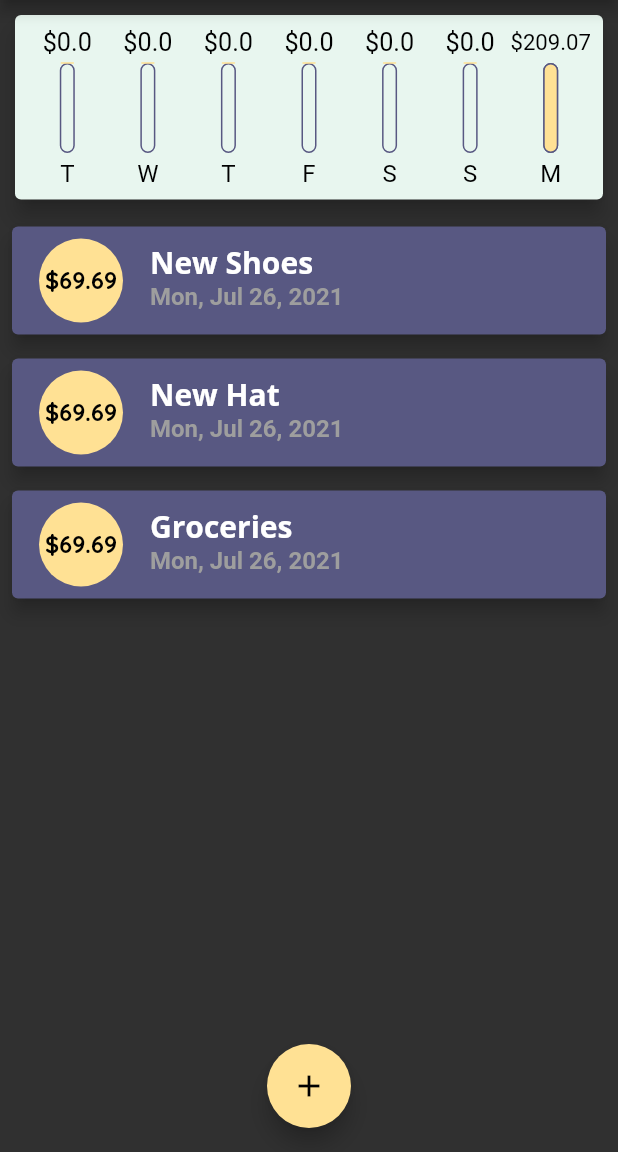
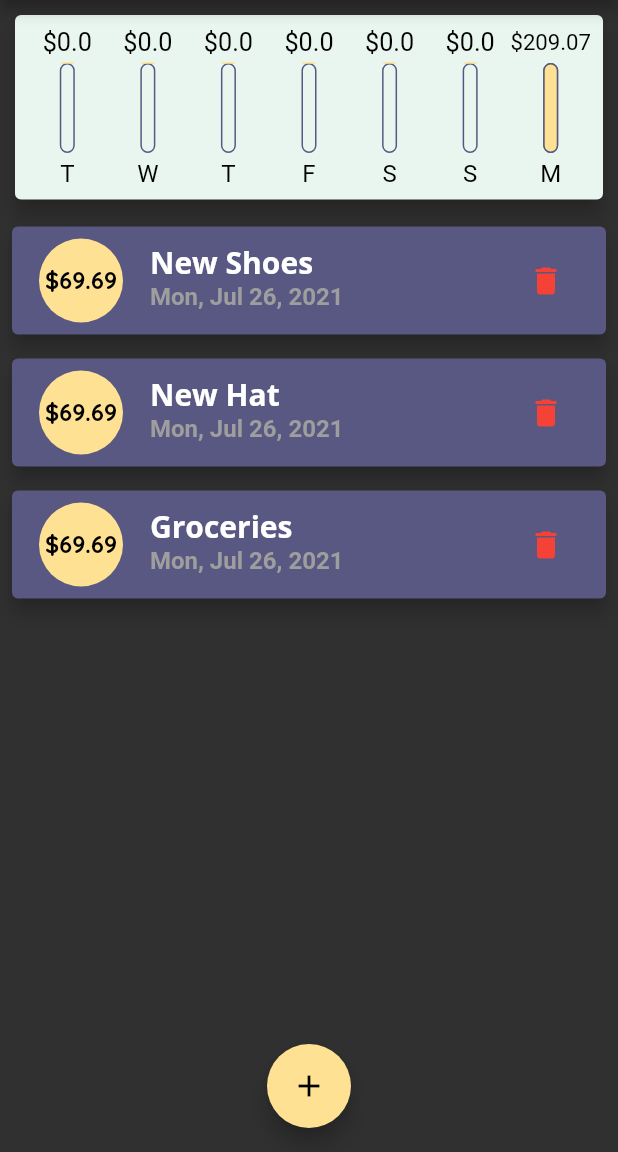
Before and after one commit to MostafaAE/personal_expenses_flutter, a Flutter app: the screen it shows after launch, on a phone screen of 412 x 824 dp, the part 84-1236 px from its top. Run offline on Flutter 3.47's test engine with Material 2 defaults, Android fonts, the phone set to English and light mode, and no system bars; our stand-ins replace rflutter_alert.

Commit message:
delete transactions

```diff
--- a/lib/widgets/transaction_list.dart
+++ b/lib/widgets/transaction_list.dart
@@ -6,7 +6,9 @@ import '../utilities/constants.dart';
 
 class TransactionList extends StatelessWidget {
   final List<Transaction> userTransactions;
-  TransactionList({required this.userTransactions});
+  final Function deleteTransaction;
+  TransactionList(
+      {required this.userTransactions, required this.deleteTransaction});
   @override
   Widget build(BuildContext context) {
     return Container(
@@ -64,6 +66,14 @@ class TransactionList extends StatelessWidget {
                       DateFormat.yMMMEd().format(userTransactions[index].date),
                       style: kTxDateStyle,
                     ),
+                    trailing: IconButton(
+                      icon: Icon(
+                        Icons.delete,
+                        color: Colors.red,
+                      ),
+                      onPressed: () =>
+                          deleteTransaction(userTransactions[index].id),
+                    ),
                   ),
                 );
               },
```
Also changed, not shown: lib/home.dart (+11 -1 lines).
